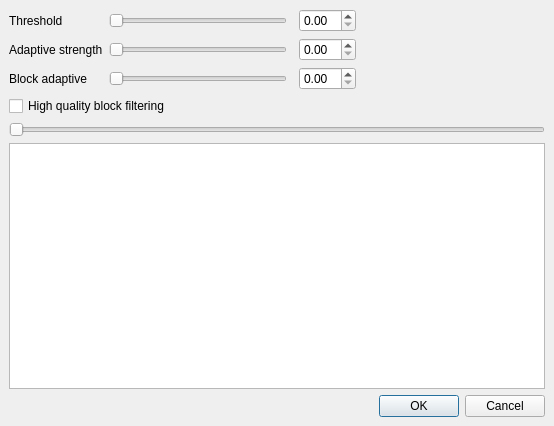
Before: the Qt Designer form avidemux_plugins/ADM_videoFilters6/asharp/qt4/asharp.ui in mean00/avidemux2, drawn with Qt 5.
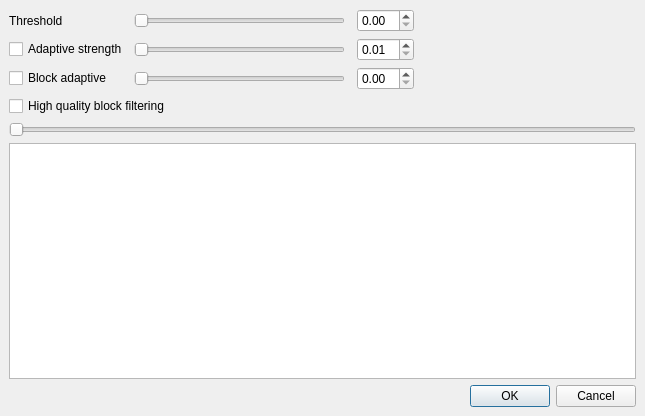
After: the same form once the commit is applied. Custom widgets are drawn as their Qt base class.

Commit message: [asharp/qt4] UI add checkboxes for proper enable/disable option for adaptive parameters

Patch:
```diff
--- a/avidemux_plugins/ADM_videoFilters6/asharp/qt4/asharp.ui
+++ b/avidemux_plugins/ADM_videoFilters6/asharp/qt4/asharp.ui
@@ -6,8 +6,8 @@
    <rect>
     <x>0</x>
     <y>0</y>
-    <width>554</width>
-    <height>426</height>
+    <width>645</width>
+    <height>416</height>
    </rect>
   </property>
   <property name="windowTitle">
@@ -57,6 +57,9 @@
    </item>
    <item row="1" column="3">
     <widget class="QDoubleSpinBox" name="doubleSpinBoxStrength">
+     <property name="minimum">
+      <double>0.010000000000000</double>
+     </property>
      <property name="maximum">
       <double>16.000000000000000</double>
      </property>
@@ -132,13 +135,6 @@
      </property>
     </widget>
    </item>
-   <item row="1" column="0">
-    <widget class="QLabel" name="label_2">
-     <property name="text">
-      <string>Adaptive strength</string>
-     </property>
-    </widget>
-   </item>
    <item row="4" column="0" colspan="6">
     <layout class="QHBoxLayout" name="toolboxLayout"/>
    </item>
@@ -158,13 +154,6 @@
      </property>
     </widget>
    </item>
-   <item row="2" column="0">
-    <widget class="QLabel" name="label_3">
-     <property name="text">
-      <string>Block adaptive</string>
-     </property>
-    </widget>
-   </item>
    <item row="2" column="1">
     <widget class="QSlider" name="horizontalSliderBlock">
      <property name="maximum">
@@ -183,6 +172,9 @@
    </item>
    <item row="1" column="1">
     <widget class="QSlider" name="horizontalSliderStrength">
+     <property name="minimum">
+      <number>1</number>
+     </property>
      <property name="maximum">
       <number>1600</number>
      </property>
@@ -210,6 +202,20 @@
      </property>
     </spacer>
    </item>
+   <item row="1" column="0">
+    <widget class="QCheckBox" name="checkBoxStrength">
+     <property name="text">
+      <string>Adaptive strength</string>
+     </property>
+    </widget>
+   </item>
+   <item row="2" column="0">
+    <widget class="QCheckBox" name="checkBoxBlock">
+     <property name="text">
+      <string>Block adaptive</string>
+     </property>
+    </widget>
+   </item>
   </layout>
  </widget>
  <customwidgets>
```
Left out of the diff: 6 changed lines with no effect on the pictures. The commit also changes 1 other file.
